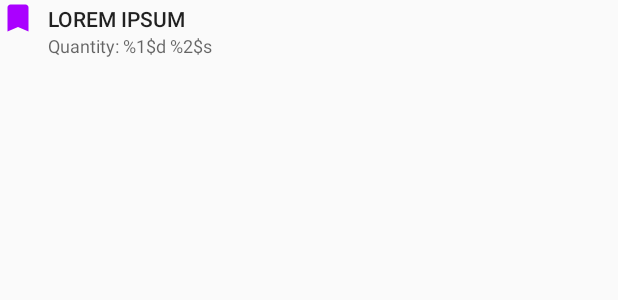
After one commit to mpao/and-baking-app, an Android app: the layout ingredient_row.xml on its own in the app's theme, with its tools: preview values and no code run, on a phone screen of 412 x 824 dp. The commit adds this screen. Shown: the top 300 px of the screen. Run offline under Robolectric (Android 15) with nearby library versions, the phone set to English and light mode, and no system bars.

```diff
--- /dev/null
+++ b/app/src/main/res/drawable/default_divider.xml
@@ -0,0 +1,5 @@
+<?xml version="1.0" encoding="utf-8"?>
+<shape xmlns:android="http://schemas.android.com/apk/res/android" android:shape="rectangle">
+    <solid android:color="@android:color/transparent"/>
+    <size android:height="@dimen/default_spacing"/>
+</shape>
--- /dev/null
+++ b/app/src/main/res/drawable/ic_bookmark.xml
@@ -0,0 +1,9 @@
+<vector xmlns:android="http://schemas.android.com/apk/res/android"
+        android:width="24dp"
+        android:height="24dp"
+        android:viewportWidth="24.0"
+        android:viewportHeight="24.0">
+    <path
+        android:fillColor="#FF000000"
+        android:pathData="M17,3H7c-1.1,0 -1.99,0.9 -1.99,2L5,21l7,-3 7,3V5c0,-1.1 -0.9,-2 -2,-2z"/>
+</vector>
--- /dev/null
+++ b/app/src/main/res/layout/ingredient_row.xml
@@ -0,0 +1,56 @@
+<?xml version="1.0" encoding="utf-8"?>
+<layout>
+
+    <data>
+
+        <variable
+            name="ingredient"
+            type="io.github.mpao.baking.entities.Ingredient"/>
+    </data>
+
+    <android.support.constraint.ConstraintLayout
+        android:id="@+id/row"
+        xmlns:android="http://schemas.android.com/apk/res/android"
+        xmlns:app="http://schemas.android.com/apk/res-auto"
+        xmlns:tools="http://schemas.android.com/tools"
+        android:layout_width="match_parent"
+        android:layout_height="wrap_content">
+
+        <ImageView
+            android:id="@+id/imageView2"
+            android:layout_width="wrap_content"
+            android:layout_height="wrap_content"
+            android:tint="@color/colorAccent"
+            android:contentDescription="@{ingredient.ingredient}"
+            app:layout_constraintStart_toStartOf="parent"
+            app:layout_constraintTop_toTopOf="parent"
+            app:srcCompat="@drawable/ic_bookmark"/>
+
+        <TextView
+            android:id="@+id/textView"
+            android:layout_width="wrap_content"
+            android:layout_height="wrap_content"
+            android:layout_marginBottom="8dp"
+            android:layout_marginStart="8dp"
+            android:layout_marginTop="8dp"
+            android:text="@{ingredient.ingredient}"
+            android:textAppearance="@android:style/TextAppearance.Material.Button"
+            app:layout_constraintBottom_toBottomOf="@+id/imageView2"
+            app:layout_constraintStart_toEndOf="@+id/imageView2"
+            app:layout_constraintTop_toTopOf="@+id/imageView2"
+            tools:text="Lorem Ipsum"/>
+
+        <TextView
+            android:id="@+id/textView2"
+            android:layout_width="wrap_content"
+            android:layout_height="wrap_content"
+            android:layout_marginStart="8dp"
+            android:text="@{String.format(@string/quantity, ingredient.quantity, ingredient.measure)}"
+            android:textAppearance="@android:style/TextAppearance.Material.Caption"
+            app:layout_constraintStart_toEndOf="@+id/imageView2"
+            app:layout_constraintTop_toBottomOf="@+id/textView"
+            tools:text="@string/quantity"/>
+
+    </android.support.constraint.ConstraintLayout>
+
+</layout>
--- a/app/src/main/res/values/colors.xml
+++ b/app/src/main/res/values/colors.xml
@@ -3,4 +3,5 @@
     <color name="colorPrimary">#F8BBD0</color>
     <color name="colorPrimaryDark">#F48FB1</color>
     <color name="colorAccent">#AA00FF</color>
+    <color name="darkTransparency">#44000000</color>
 </resources>
--- a/app/src/main/res/values/dimens.xml
+++ b/app/src/main/res/values/dimens.xml
@@ -2,4 +2,6 @@
 <resources>
     <dimen name="default_spacing">16dp</dimen>
     <dimen name="small_spacing">8dp</dimen>
+    <dimen name="big_spacing">32dp</dimen>
+    <dimen name="huge_spacing">64dp</dimen>
 </resources>
--- a/app/src/main/res/values/strings.xml
+++ b/app/src/main/res/values/strings.xml
@@ -1,5 +1,7 @@
 <resources>
-    <string name="app_name">Baking</string>
+    <string name="app_name">Baker Roulette</string>
+    <string name="serving">Ingredients for %1$d servings</string>
+    <string name="quantity">Quantity: %1$d %2$s</string>
     <string name="tab_text_1">Description</string>
     <string name="tab_text_2">Steps</string>
 </resources>
```
Also changed, not shown: app/src/main/java/io/github/mpao/baking/ui/MainActivity.java (+11 -4 lines), app/src/main/java/io/github/mpao/baking/ui/adapters/IngredientsAdapter.java (added, +68 -0 lines), app/src/main/java/io/github/mpao/baking/ui/adapters/RecipesAdapter.java (+13 -0 lines), app/src/main/res/layout/list_row.xml (+57 -10 lines).
